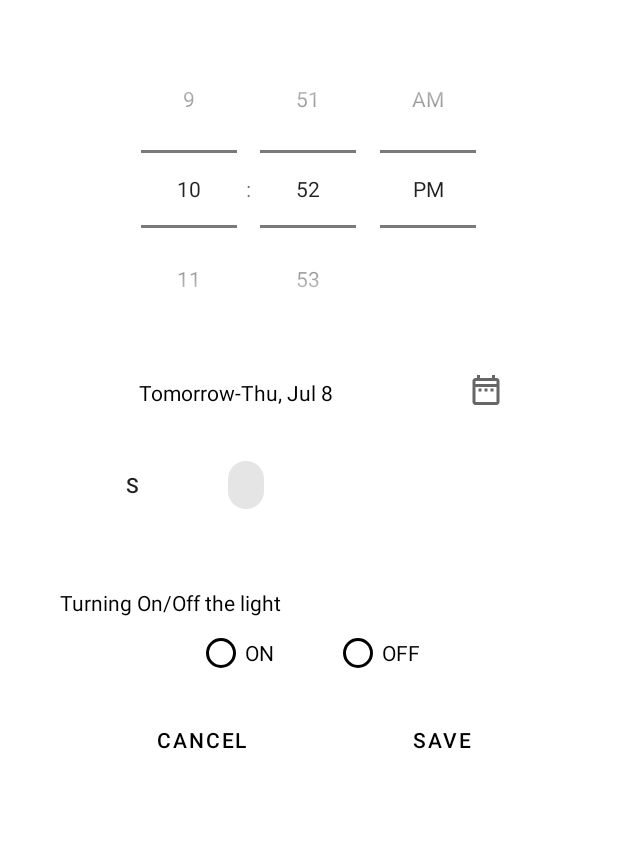
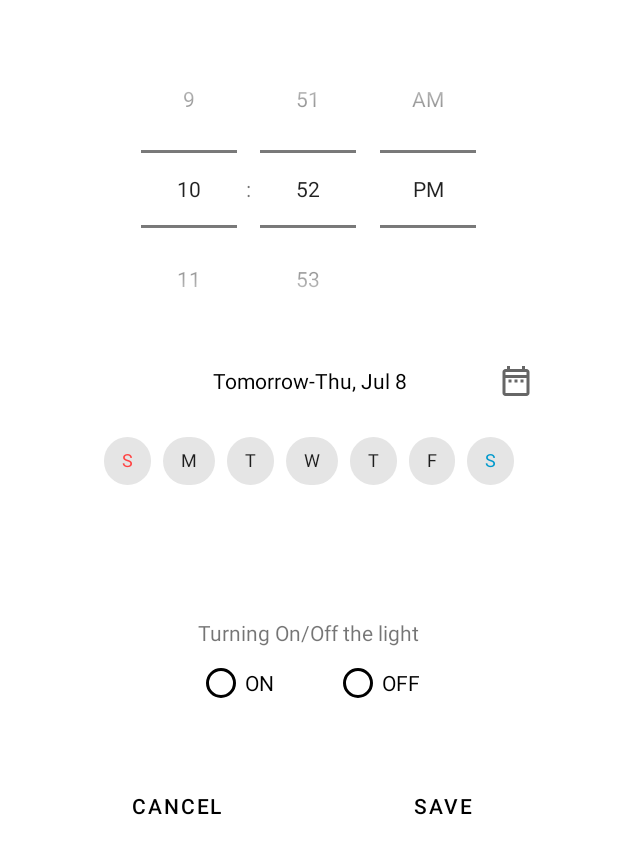
Before and after one commit to Colinerith/MAUS_Android, an Android app: the layout dialog_timer_setting.xml on its own in the app's theme, with its tools: preview values and no code run, on a phone screen of 412 x 824 dp. Shown: the top 854 px of the screen. Run offline under Robolectric (Android 15) with nearby library versions, the phone set to English and light mode, and no system bars.

Commit message:
TimerFragment: setting dialog design

```diff
--- a/app/src/main/java/com/example/maus/data/TimerItem.kt
+++ b/app/src/main/java/com/example/maus/data/TimerItem.kt
@@ -8,6 +8,6 @@ data class TimerItem(
         var day: String,
         var hour: String,
         var minute: String,
-        var on:String,
+        var state:String,
         var turningOn: String // 불을 켜는 동작이면 1, 끄는 동작이면 0
 ): Serializable
--- a/app/src/main/java/com/example/maus/ui/main/timer/TimerFragment.kt
+++ b/app/src/main/java/com/example/maus/ui/main/timer/TimerFragment.kt
@@ -87,7 +87,7 @@ class TimerFragment : Fragment() {
                             chi.child("day").value as String,
                             chi.child("hour").value as String,
                             chi.child("minute").value as String,
-                            chi.child("on").value as String,
+                            chi.child("state").value as String,
                             chi.child("turningOn").value as String))
                     }
                     Log.i("firebase", "arr: $timerList")
--- a/app/src/main/java/com/example/maus/ui/main/timer/TimerRecyclerViewAdapter.kt
+++ b/app/src/main/java/com/example/maus/ui/main/timer/TimerRecyclerViewAdapter.kt
@@ -2,6 +2,7 @@ package com.example.maus.ui.main.timer
 
 import android.content.Context
 import android.graphics.Color
+import android.util.Log
 import android.view.LayoutInflater
 import android.view.View
 import android.view.ViewGroup
@@ -12,6 +13,8 @@ import androidx.core.content.res.TypedArrayUtils.getString
 import androidx.recyclerview.widget.RecyclerView
 import com.example.maus.R
 import com.example.maus.data.TimerItem
+import com.google.firebase.database.DatabaseReference
+import com.google.firebase.database.FirebaseDatabase
 
 class TimerRecyclerViewAdapter(private var timerList: ArrayList<TimerItem>) :
     RecyclerView.Adapter<TimerRecyclerViewAdapter.ViewHolder>() {
@@ -20,10 +23,11 @@ class TimerRecyclerViewAdapter(private var timerList: ArrayList<TimerItem>) :
     class ViewHolder(view: View) : RecyclerView.ViewHolder(view) {
         var timeTextView: TextView = view.findViewById(R.id.timeTextView)
         var dateDayTextView: TextView = view.findViewById(R.id.dateDayTextView)
-        var state: Switch = view.findViewById(R.id.onoffSwitch)
+        var stateSwitch: Switch = view.findViewById(R.id.onoffSwitch)
         var actionTextView: TextView = view.findViewById(R.id.actionTextView)
         var context: Context = view.context
         var days = listOf("Sun", "Mon", "Tue", "Wed", "Thu", "Fri", "Sat")
+        var path = "Timer/a"
     }
 
     // 보여줄 아이템 개수만큼 View 생성
@@ -54,12 +58,30 @@ class TimerRecyclerViewAdapter(private var timerList: ArrayList<TimerItem>) :
                 dateDay = dayStr.substringBeforeLast(",")
             }
         }
-        val state = timerList[position].on == "1"
+        var state = timerList[position].state == "1"
         val turningOn = timerList[position].turningOn == "1"
         val actionText =
             if (turningOn) viewHolder.context.getString(R.string.turningOn)
             else viewHolder.context.getString(R.string.turningOff)
 
+        // on/off switch 클릭
+        viewHolder.stateSwitch.setOnClickListener {
+            //viewHolder.stateSwitch.isChecked = !viewHolder.stateSwitch.isChecked
+            val ref : DatabaseReference = FirebaseDatabase.getInstance().getReference(viewHolder.path + "/" + timerList[position].key)
+            if(state) {
+                ref.child("state").setValue("0")
+                viewHolder.stateSwitch.isChecked = false
+            }
+            else {
+                ref.child("state").setValue("1")
+                viewHolder.stateSwitch.isChecked = true
+            }
+            state = !state
+            //ref.child("state").setValue((!state).toString()) //]
+            Log.d("switch: ", state.toString())
+        }
+
+        // 아이템 클릭
         viewHolder.itemView.setOnClickListener {
             val dialog = TimerSettingDialog(viewHolder.context)
             dialog.setting(hour.toInt(), minute.toInt(), date, day, turningOn)
@@ -70,7 +92,7 @@ class TimerRecyclerViewAdapter(private var timerList: ArrayList<TimerItem>) :
         // 타이머 날짜 또는 요일
         viewHolder.dateDayTextView.text = dateDay
         //타이머 on/off
-        viewHolder.state.isChecked = state
+        viewHolder.stateSwitch.isChecked = state
         // 불을 끄는/ 켜는 동작
         viewHolder.actionTextView.text = actionText
     }
--- a/app/src/main/res/layout/dialog_timer_setting.xml
+++ b/app/src/main/res/layout/dialog_timer_setting.xml
@@ -4,10 +4,12 @@
     xmlns:tools="http://schemas.android.com/tools"
     android:layout_width="match_parent"
     android:layout_height="wrap_content"
-    android:layout_marginLeft="20dp"
-    android:layout_marginRight="20dp"
+    android:layout_marginLeft="24dp"
+    android:layout_marginRight="24dp"
     android:background="@drawable/dialog_round_border"
+    android:paddingLeft="16dp"
     android:paddingTop="16dp"
+    android:paddingRight="16dp"
     android:paddingBottom="16dp">
 
 
@@ -24,37 +26,38 @@
         app:layout_constraintTop_toTopOf="parent" />
 
     <Button
+        android:id="@+id/cancelBtn"
+        android:layout_width="140dp"
+        android:layout_height="50dp"
+        android:layout_marginTop="496dp"
+        android:layout_marginEnd="30dp"
+        android:background="@android:color/transparent"
+        android:text="@string/cancel"
+        android:textColor="@color/black"
+        app:layout_constraintEnd_toStartOf="@+id/saveBtn"
+        app:layout_constraintStart_toStartOf="parent"
+        app:layout_constraintTop_toTopOf="parent" />
+
+    <Button
         android:id="@+id/saveBtn"
         android:layout_width="140dp"
         android:layout_height="50dp"
-        android:layout_marginTop="452dp"
-        android:layout_marginEnd="28dp"
+        android:layout_marginTop="496dp"
         android:background="@android:color/transparent"
         android:elevation="0dp"
         android:text="@string/save"
         android:textColor="@color/black"
         app:iconPadding="0dp"
         app:layout_constraintEnd_toEndOf="parent"
-        app:layout_constraintTop_toTopOf="parent" />
-
-    <Button
-        android:id="@+id/cancelBtn"
-        android:layout_width="140dp"
-        android:layout_height="50dp"
-        android:layout_marginStart="44dp"
-        android:layout_marginTop="452dp"
-        android:background="@android:color/transparent"
-        android:text="@string/cancel"
-        android:textColor="@color/black"
-        app:layout_constraintStart_toStartOf="parent"
+        app:layout_constraintStart_toEndOf="@+id/cancelBtn"
         app:layout_constraintTop_toTopOf="parent" />
 
     <ImageButton
         android:id="@+id/dateBtn"
         android:layout_width="wrap_content"
         android:layout_height="wrap_content"
-        android:layout_marginTop="16dp"
-        android:layout_marginEnd="56dp"
+        android:layout_marginTop="10dp"
+        android:layout_marginEnd="16dp"
         android:background="@android:color/transparent"
         app:layout_constraintEnd_toEndOf="parent"
         app:layout_constraintTop_toBottomOf="@+id/time"
@@ -64,11 +67,12 @@
         android:id="@+id/settingDateDayTextView"
         android:layout_width="wrap_content"
         android:layout_height="27dp"
-        android:layout_marginStart="72dp"
-        android:layout_marginTop="16dp"
+        android:layout_marginTop="8dp"
         android:gravity="center"
         android:text="Tomorrow-Thu, Jul 8"
         android:textColor="@color/black"
+        android:textSize="14sp"
+        app:layout_constraintEnd_toEndOf="parent"
         app:layout_constraintStart_toStartOf="parent"
         app:layout_constraintTop_toBottomOf="@+id/time" />
 
@@ -77,35 +81,82 @@
         android:layout_width="wrap_content"
         android:layout_height="wrap_content"
         android:layout_marginTop="24dp"
-        android:layout_marginEnd="204dp"
         app:layout_constraintEnd_toEndOf="parent"
+        app:layout_constraintStart_toStartOf="parent"
         app:layout_constraintTop_toBottomOf="@+id/settingDateDayTextView">
-
-        <ToggleButton
-            android:id="@+id/toggleButton"
-            android:layout_width="wrap_content"
-            android:layout_height="wrap_content"
-            android:background="@android:color/transparent"
-            android:text="ToggleButton"
-            android:textOff="S"
-            android:textOn="O" />
 
         <com.google.android.material.chip.Chip
             android:id="@+id/chip4"
             android:layout_width="wrap_content"
-            android:layout_height="wrap_content" />
+            android:layout_height="wrap_content"
+            android:text="S"
+            android:textColor="@android:color/holo_red_light"
+            android:textSize="12sp"
+            app:chipIconSize="16dp"
+            app:chipMinTouchTargetSize="16dp"
+            app:closeIconSize="16dp" />
+
+        <com.google.android.material.chip.Chip
+            android:id="@+id/chip5"
+            android:layout_width="wrap_content"
+            android:layout_height="wrap_content"
+            android:text="M"
+            android:textSize="12sp"
+            app:chipIconSize="16dp"
+            app:chipMinTouchTargetSize="16dp"
+            app:closeIconSize="16dp" />
+
+        <com.google.android.material.chip.Chip
+            android:id="@+id/chip10"
+            android:layout_width="wrap_content"
+            android:layout_height="wrap_content"
+            android:text="T"
+            android:textSize="12sp"
+            app:chipIconSize="16dp"
+            app:chipMinTouchTargetSize="16dp"
+            app:closeIconSize="16dp" />
+
+        <com.google.android.material.chip.Chip
+            android:id="@+id/chip7"
+            android:layout_width="wrap_content"
+            android:layout_height="wrap_content"
+            android:text="W"
+            android:textSize="12sp"
+            app:chipIconSize="16dp"
+            app:chipMinTouchTargetSize="16dp"
+            app:closeIconSize="16dp" />
+
+        <com.google.android.material.chip.Chip
+            android:id="@+id/chip9"
+            android:layout_width="wrap_content"
+            android:layout_height="wrap_content"
+            android:text="T"
+            android:textSize="12sp"
+            app:chipIconSize="16dp"
+            app:chipMinTouchTargetSize="16dp"
+            app:closeIconSize="16dp" />
+
+        <com.google.android.material.chip.Chip
+            android:id="@+id/chip8"
+            android:layout_width="wrap_content"
+            android:layout_height="wrap_content"
+            android:text="F"
+            android:textSize="12sp"
+            app:chipIconSize="16dp"
+            app:chipMinTouchTargetSize="16dp" />
+
+        <com.google.android.material.chip.Chip
+            android:id="@+id/chip6"
+            android:layout_width="wrap_content"
+            android:layout_height="wrap_content"
+            android:text="S"
+            android:textColor="@android:color/holo_blue_dark"
+            android:textSize="12sp"
+            app:chipIconSize="16dp"
+            app:chipMinTouchTargetSize="16dp"
+            app:closeIconSize="16dp" />
+
     </com.google.android.material.chip.ChipGroup>
-
-    <TextView
-        android:id="@+id/textView2"
-        android:layout_width="wrap_content"
-        android:layout_height="wrap_content"
-        android:layout_marginStart="20dp"
-        android:layout_marginTop="376dp"
-        android:text="@string/setting_action"
-        android:textColor="@color/black"
-        app:layout_constraintStart_toStartOf="parent"
-        app:layout_constraintTop_toTopOf="parent" />
 
     <RadioGroup
         android:id="@+id/radioGroup"
@@ -115,7 +166,7 @@
         android:gravity="center"
         android:orientation="horizontal"
         app:layout_constraintTop_toBottomOf="@+id/textView2"
-        tools:layout_editor_absoluteX="3dp">
+        tools:layout_editor_absoluteX="8dp">
 
         <RadioButton
             android:id="@+id/radioButtonOn"
@@ -135,4 +186,14 @@
 
     </RadioGroup>
 
+    <TextView
+        android:id="@+id/textView2"
+        android:layout_width="wrap_content"
+        android:layout_height="wrap_content"
+        android:layout_marginTop="396dp"
+        android:text="@string/setting_action"
+        app:layout_constraintEnd_toEndOf="parent"
+        app:layout_constraintStart_toStartOf="parent"
+        app:layout_constraintTop_toTopOf="parent" />
+
 </androidx.constraintlayout.widget.ConstraintLayout>
--- a/app/src/main/res/layout/item_timer.xml
+++ b/app/src/main/res/layout/item_timer.xml
@@ -36,21 +36,23 @@
         android:id="@+id/onoffSwitch"
         android:layout_width="wrap_content"
         android:layout_height="wrap_content"
+        android:layout_marginTop="2dp"
         android:thumb="@drawable/switch_thumb"
         android:track="@drawable/switch_track"
         app:layout_constraintBottom_toBottomOf="parent"
         app:layout_constraintEnd_toEndOf="parent"
-        app:layout_constraintTop_toTopOf="parent"
+        app:layout_constraintTop_toBottomOf="@+id/actionTextView"
+        app:layout_constraintVertical_bias="0.461"
         tools:ignore="UseSwitchCompatOrMaterialXml" />
 
     <TextView
         android:id="@+id/actionTextView"
         android:layout_width="wrap_content"
         android:layout_height="wrap_content"
-        android:layout_marginEnd="8dp"
+        android:layout_marginTop="4dp"
+        android:layout_marginEnd="2dp"
         android:text="@string/turningOn"
-        app:layout_constraintBottom_toBottomOf="parent"
-        app:layout_constraintEnd_toStartOf="@+id/onoffSwitch"
+        app:layout_constraintEnd_toEndOf="parent"
         app:layout_constraintTop_toTopOf="parent" />
 
 </androidx.constraintlayout.widget.ConstraintLayout>
```
